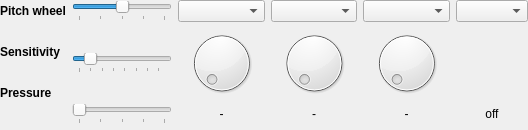
Old version of the form sources/clavier/controllerarea.ui in the repository davy7125/polyphone.
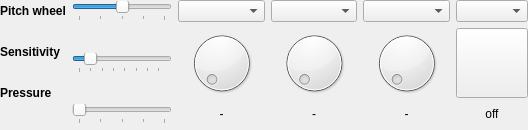
New version of the form. Custom widgets are drawn as their Qt base class.

Diff of the .ui file:
```diff
--- a/sources/clavier/controllerarea.ui
+++ b/sources/clavier/controllerarea.ui
@@ -110,9 +110,6 @@
        <height>36</height>
       </size>
      </property>
-     <property name="flat">
-      <bool>true</bool>
-     </property>
     </widget>
    </item>
    <item row="2" column="3">
@@ -290,6 +287,11 @@
    <extends>QDial</extends>
    <header>resettabledial.h</header>
   </customwidget>
+  <customwidget>
+   <class>LedButton</class>
+   <extends>QPushButton</extends>
+   <header>ledbutton.h</header>
+  </customwidget>
  </customwidgets>
  <tabstops>
   <tabstop>sliderPitchWheel</tabstop>
```
Left out of the diff: 5 changed lines with no effect on the pictures.
